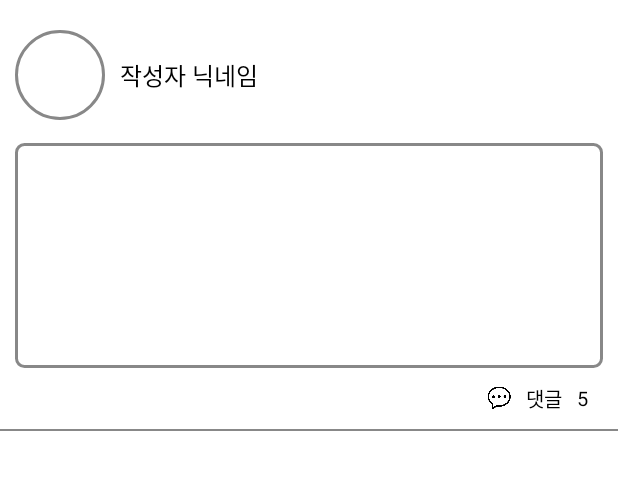
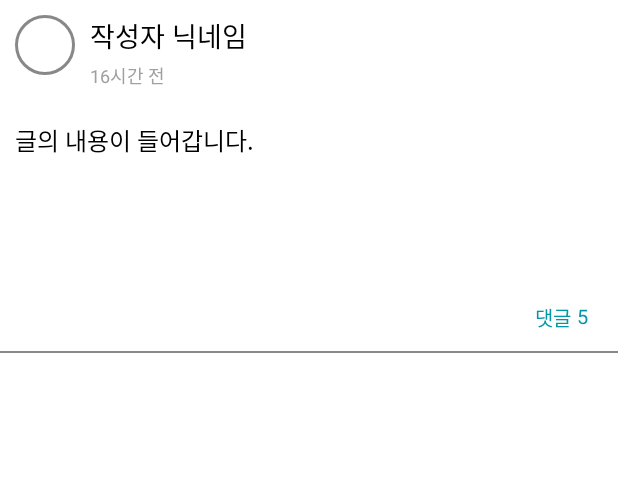
Before and after one commit to KimHunJin/MobileProject, an Android app: the CommunityDetailActivity screen opened directly, with no data from a screen before it, on a phone screen of 412 x 824 dp, the part 84-574 px from its top. Run offline under Robolectric (Android 15) with nearby library versions, the phone set to English and light mode, and no system bars; 1 statement that could not run was skipped.

Commit message:
메인 화면 수정

```diff
--- a/LeeForm/app/src/main/java/sungkyul/ac/kr/leeform/activity/community/CommunityDetailActivity.java
+++ b/LeeForm/app/src/main/java/sungkyul/ac/kr/leeform/activity/community/CommunityDetailActivity.java
@@ -77,8 +77,8 @@ public class CommunityDetailActivity extends AppCompatActivity {
 
     private void layoutSetting() {
         content = (TextView) header.findViewById(R.id.contentCommunity);
-        replyCount = (TextView) findViewById(R.id.replyCount);
-        userName = (TextView) header.findViewById(R.id.userName);
+        replyCount = (TextView) findViewById(R.id.txtReplyCount);
+        userName = (TextView) header.findViewById(R.id.txtCommunityUserName);
         userImg = (ImageView) header.findViewById(R.id.img);
     }
 
--- a/LeeForm/app/src/main/res/layout/item_list_community.xml
+++ b/LeeForm/app/src/main/res/layout/item_list_community.xml
@@ -1,92 +1,91 @@
 <?xml version="1.0" encoding="utf-8"?>
 <LinearLayout xmlns:android="http://schemas.android.com/apk/res/android"
     android:layout_width="match_parent"
-    android:layout_height="match_parent"
-    android:orientation="vertical"
-    android:padding="10dp">
+    android:layout_height="wrap_content"
+    android:background="@color/colorWhite"
+    android:orientation="vertical">
 
     <LinearLayout
         android:layout_width="match_parent"
-        android:layout_height="wrap_content"
+        android:layout_height="71dp"
         android:layout_marginTop="10dp"
         android:orientation="horizontal">
 
         <sungkyul.ac.kr.leeform.utils.RoundImageView
             android:id="@+id/img"
-            android:layout_width="60dp"
-            android:layout_height="60dp"
-            android:layout_gravity="center"
+            android:layout_width="40dp"
+            android:layout_height="40dp"
+            android:layout_marginBottom="21dp"
+            android:layout_marginLeft="10dp"
             android:background="@drawable/circle_img" />
 
-        <TextView
-            android:id="@+id/userName"
-            android:layout_width="match_parent"
+        <LinearLayout
+            android:layout_width="wrap_content"
             android:layout_height="wrap_content"
-            android:layout_gravity="center"
             android:layout_marginLeft="10dp"
-            android:text="작성자 닉네임"
-            android:textColor="@color/colorBlack"
-            android:textSize="16dp" />
+            android:gravity="start"
+            android:orientation="vertical">
+
+            <TextView
+                android:id="@+id/txtCommunityUserName"
+                android:layout_width="wrap_content"
+                android:layout_height="wrap_content"
+                android:text="작성자 닉네임"
+                android:textColor="@color/colorBlack"
+                android:textSize="18sp" />
+
+            <TextView
+                android:id="@+id/txtCommunityTime"
+                android:layout_width="wrap_content"
+                android:layout_height="wrap_content"
+                android:layout_marginTop="4dp"
+                android:text="16시간 전"
+                android:textColor="@color/colorToolBarTextColor"
+                android:textSize="12sp" />
+        </LinearLayout>
     </LinearLayout>
 
     <LinearLayout
         android:layout_width="match_parent"
-        android:layout_height="wrap_content"
+        android:layout_height="110dp"
         android:layout_marginBottom="10dp"
         android:orientation="vertical">
 
         <TextView
             android:id="@+id/contentCommunity"
             android:layout_width="match_parent"
-            android:layout_height="150dp"
-            android:layout_marginTop="15dp"
-            android:background="@drawable/retangle_box"
-            android:textColor="@color/colorBlack" />
+            android:layout_height="match_parent"
+            android:layout_marginLeft="10dp"
+            android:text="글의 내용이 들어갑니다."
+            android:textColor="@color/colorBlack"
+            android:textSize="16sp" />
     </LinearLayout>
 
-    <LinearLayout
+    <RelativeLayout
         android:layout_width="match_parent"
         android:layout_height="wrap_content"
-        android:gravity="right"
+        android:layout_marginBottom="12dp"
+        android:layout_marginRight="10dp"
         android:orientation="horizontal">
 
-        <LinearLayout
+        <TextView
+            android:id="@+id/txtReplyCount"
             android:layout_width="wrap_content"
             android:layout_height="wrap_content"
-            android:orientation="horizontal">
+            android:layout_alignParentRight="true"
+            android:layout_marginLeft="4dp"
+            android:layout_marginRight="10dp"
+            android:text="5"
+            android:textColor="@color/colorUpdateToolbar"
+            android:textSize="13dp" />
 
-            <ImageView
-                android:layout_width="16dp"
-                android:layout_height="16dp"
-                android:layout_gravity="center"
-                android:layout_marginRight="10dp"
-                android:src="@drawable/reply" />
-
-            <TextView
-                android:layout_width="wrap_content"
-                android:layout_height="wrap_content"
-                android:layout_gravity="center"
-                android:text="댓글"
-                android:textColor="@color/colorBlack"
-                android:textSize="13dp" />
-        </LinearLayout>
-
-        <LinearLayout
+        <TextView
             android:layout_width="wrap_content"
             android:layout_height="wrap_content"
-            android:layout_gravity="center"
-            android:layout_marginLeft="10dp"
-            android:orientation="horizontal">
+            android:layout_toLeftOf="@id/txtReplyCount"
+            android:text="댓글"
+            android:textColor="@color/colorUpdateToolbar"
+            android:textSize="13dp" />
 
-            <TextView
-                android:id="@+id/replyCount"
-                android:layout_width="wrap_content"
-                android:layout_height="wrap_content"
-                android:layout_marginRight="10dp"
-                android:text="5"
-                android:textColor="@color/colorBlack"
-                android:textSize="13dp" />
-        </LinearLayout>
-
-    </LinearLayout>
+    </RelativeLayout>
 </LinearLayout>
--- a/LeeForm/app/src/main/res/layout/item_list_main.xml
+++ b/LeeForm/app/src/main/res/layout/item_list_main.xml
@@ -1,7 +1,7 @@
 <?xml version="1.0" encoding="utf-8"?>
 <LinearLayout xmlns:android="http://schemas.android.com/apk/res/android"
     android:layout_width="match_parent"
-    android:layout_height="234dp"
+    android:layout_height="wrap_content"
     android:paddingTop="10dp"
     android:paddingBottom="10dp"
     android:orientation="vertical"
```
Also changed, not shown: LeeForm/app/src/main/java/sungkyul/ac/kr/leeform/adapter/CommunityListAdapter.java (+16 -13 lines), LeeForm/app/src/main/java/sungkyul/ac/kr/leeform/fragment/CommunityFragment.java (+26 -1 lines), LeeForm/app/src/main/java/sungkyul/ac/kr/leeform/items/CommunityItem.java (+12 -1 lines), LeeForm/app/src/main/java/sungkyul/ac/kr/leeform/items/CommunityListBeanItem.java (+8 -0 lines), LeeForm/app/src/main/java/sungkyul/ac/kr/leeform/utils/TimeMaximum.java (added, +12 -0 lines), LeeForm/app/src/main/java/sungkyul/ac/kr/leeform/utils/TimeTransForm.java (added, +41 -0 lines), LeeForm/app/src/main/res/layout/fragment_community.xml (+9 -10 lines), LeeForm/app/src/main/res/layout/fragment_home.xml (+4 -4 lines), LeeForm/app/src/main/res/layout/fragment_material.xml (+10 -9 lines), LeeForm/app/src/main/res/layout/item_grid_material.xml (+38 -11 lines).
